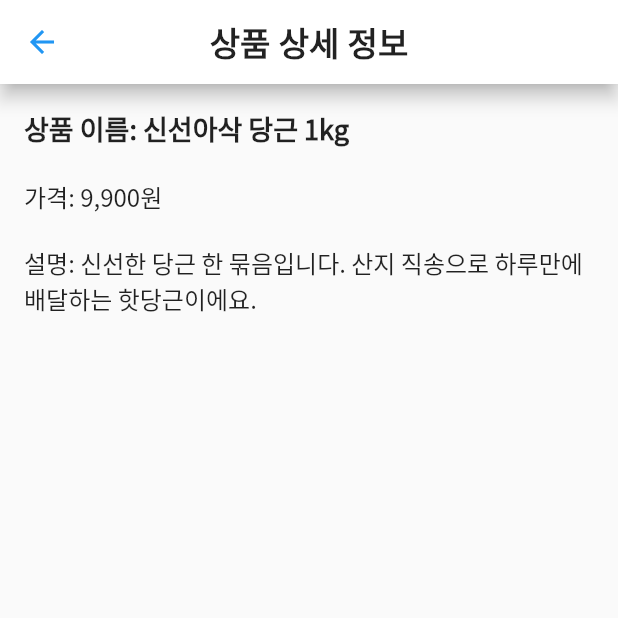
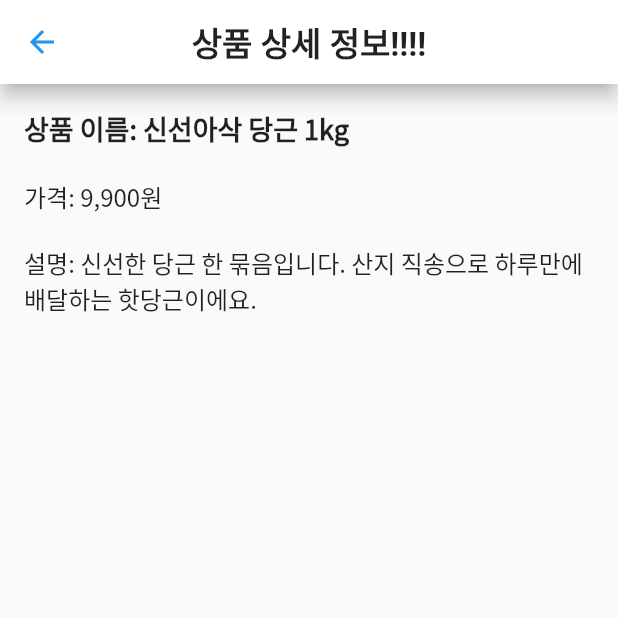
Before and after one commit to ballalssica/team_shoppingmall, a Flutter app: the ProductDetails screen opened directly, on a phone screen of 412 x 824 dp, the top half of it. Run offline on Flutter 3.47's test engine with Material 3 defaults, Android fonts, the light colour scheme and no system bars.

Commit message:
feat: !!!!추가
실험

```diff
--- a/lib/product_details/product_details.dart
+++ b/lib/product_details/product_details.dart
@@ -8,7 +8,7 @@ class ProductDetails extends StatelessWidget {
     return Scaffold(
       appBar: AppBar(
         centerTitle: true,
-        title: Text('상품 상세 정보'),
+        title: Text('상품 상세 정보!!!!'),
         leading: IconButton(
           icon: Icon(Icons.arrow_back),
           onPressed: () {
```
